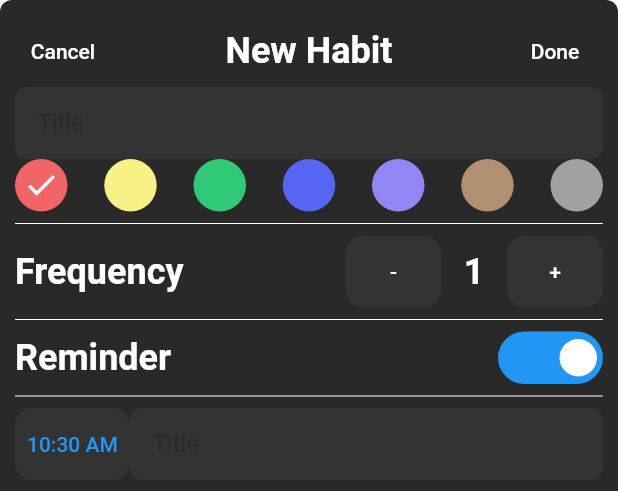
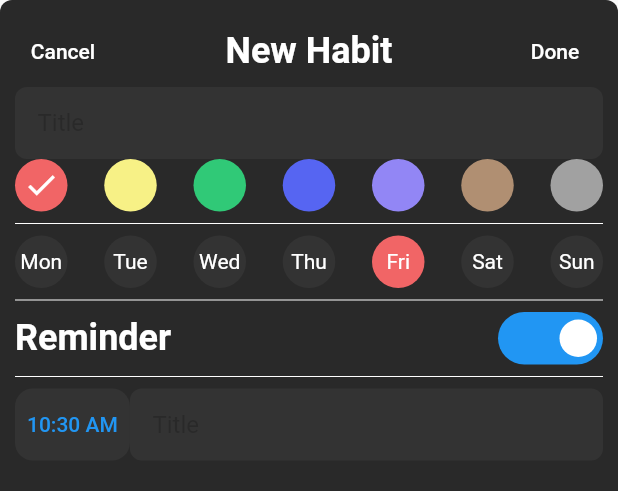
Before and after one commit to TolgaKT/haby, a Flutter app: the HabitAdder widget shown alone on an empty page, opened directly, on a phone screen of 412 x 824 dp. Shown: the top 491 px of the screen. Run offline on Flutter 3.47's test engine with Material 2 defaults, Android fonts, the phone set to English and light mode, and no system bars; drawn by our look-alikes of flutter_switch.

Commit message:
day picker

```diff
--- /dev/null
+++ b/lib/components/day_picker.dart
@@ -0,0 +1,57 @@
+import 'package:flutter/material.dart';
+import 'package:haby/constants.dart';
+
+class CustomDayPicker extends StatefulWidget {
+  const CustomDayPicker({Key? key}) : super(key: key);
+
+  @override
+  _CustomDayPickerState createState() => _CustomDayPickerState();
+}
+
+class _CustomDayPickerState extends State<CustomDayPicker> {
+  Map<String, int> days = {
+    'Mon': 1,
+    'Tue': 2,
+    'Wed': 3,
+    'Thu': 4,
+    'Fri': 5,
+    'Sat': 6,
+    'Sun': 7
+  };
+  List<int> selectedDays = [DateTime.now().weekday];
+
+  @override
+  Widget build(BuildContext context) {
+    return Row(
+        mainAxisAlignment: MainAxisAlignment.spaceBetween,
+        children: days.entries
+            .map((e) => GestureDetector(
+                  onTap: () {
+                    if (selectedDays.contains(e.value)) {
+                      setState(() {
+                        selectedDays.remove(e.value);
+                      });
+                    } else {
+                      setState(() {
+                        selectedDays.add(e.value);
+                      });
+                    }
+                  },
+                  child: Container(
+                    height: 35,
+                    width: 35,
+                    decoration: BoxDecoration(
+                        color: selectedDays.contains(e.value)
+                            ? kColorMap['red']
+                            : kHabitTileBackgroundColor,
+                        shape: BoxShape.circle),
+                    child: Center(
+                        child: Text(
+                      e.key,
+                      style: TextStyle(color: Colors.white),
+                    )),
+                  ),
+                ))
+            .toList());
+  }
+}
--- a/lib/components/habit_adder.dart
+++ b/lib/components/habit_adder.dart
@@ -2,6 +2,7 @@ import 'package:flutter/material.dart';
 import 'package:flutter_switch/flutter_switch.dart';
 import 'package:haby/components/color_picker.dart';
 import 'package:haby/components/custom_text_field.dart';
+import 'package:haby/components/day_picker.dart';
 import 'package:haby/constants.dart';
 
 class HabitAdder extends StatefulWidget {
@@ -87,62 +88,7 @@ class _HabitAdderState extends State<HabitAdder> {
           const Divider(
             color: Colors.white,
           ),
-          Row(
-            mainAxisAlignment: MainAxisAlignment.spaceBetween,
-            children: [
-              const Text(
-                'Frequency',
-                style: kTitleTextStyle,
-              ),
-              Row(
-                children: [
-                  Container(
-                    decoration: BoxDecoration(
-                        borderRadius: BorderRadius.circular(12),
-                        color: kHabitTileBackgroundColor),
-                    child: TextButton(
-                      child: const Text('-', style: kButtonTextStyle),
-                      onPressed: () {
-                        if (_frequency > 1) {
-                          setState(() {
-                            _frequency--;
-                          });
-                        }
-                      },
-                    ),
-                  ),
-                  const SizedBox(
-                    width: 15,
-                  ),
-                  Text(
-                    _frequency.toString(),
-                    style: kTitleTextStyle,
-                  ),
-                  const SizedBox(
-                    width: 15,
-                  ),
-                  Container(
-                    decoration: BoxDecoration(
-                        borderRadius: BorderRadius.circular(12),
-                        color: kHabitTileBackgroundColor),
-                    child: TextButton(
-                      child: const Text(
-                        '+',
-                        style: kButtonTextStyle,
-                      ),
-                      onPressed: () {
-                        if (_frequency < 7) {
-                          setState(() {
-                            _frequency++;
-                          });
-                        }
-                      },
-                    ),
-                  ),
-                ],
-              )
-            ],
-          ),
+          const CustomDayPicker(),
           const Divider(
             color: Colors.white,
           ),
```
